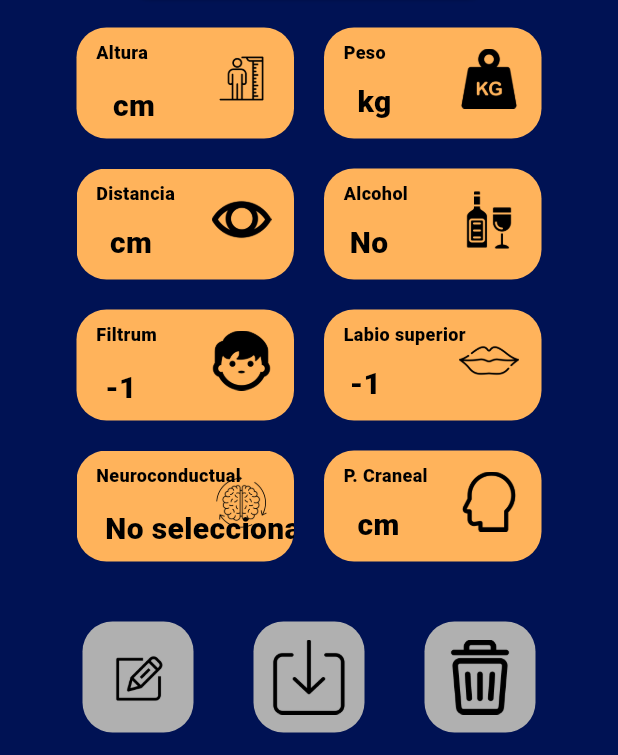
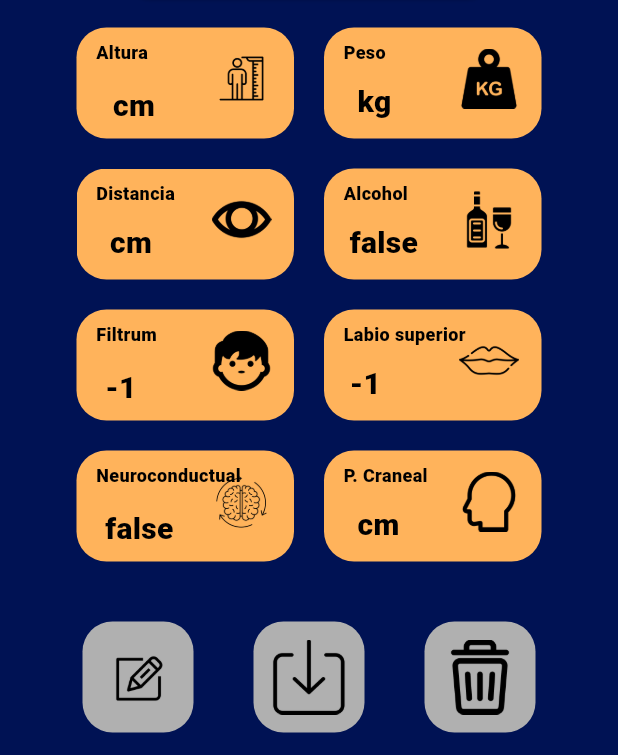
Before and after one commit to irenetrrs/teaf_app, a Flutter app: the ResumenUI screen opened directly, on a phone screen of 412 x 824 dp, the part 481-1236 px from its top. Run offline on Flutter 3.47's test engine with Material 3 defaults, Android fonts, the phone set to English and light mode, and no system bars; our stand-ins replace shared_preferences; accounts and stored records are empty; Roboto replaces fonts that are missing (Font Awesome 5 Free, Inter).

Commit message:
Revert "dominios conseguido"
This reverts commit 47f123626f3084102cf987caafb6e48ed5e029d0.

```diff
--- a/lib/resumen_ui.dart
+++ b/lib/resumen_ui.dart
@@ -6,28 +6,15 @@ import 'sign_ui.dart';
 
 class SharedPreferencesHelper {
   //dominios - 0 1 2
-  static Future<String> getDominiosButtonState() async {
+  static Future<bool> getDominiosButtonState() async {
     SharedPreferences prefs = await SharedPreferences.getInstance();
-    int selectedIndex = prefs.getInt('preguntaDominios-selectedIndex') ?? -1;
-
-    switch (selectedIndex) {
-      case 0:
-        return '0';
-      case 1:
-        return '1';
-      case 2:
-        return '≥ 2';
-      default:
-        return 'No seleccionado';
-    }
+    return prefs.getBool('preguntaDominios-boton0') ?? false;
   }
 
   //alcohol - si no
-  static Future<String> getAlcoholButtonState() async {
+  static Future<bool> getAlcoholButtonState() async {
     SharedPreferences prefs = await SharedPreferences.getInstance();
-    bool savedBotonSi = prefs.getBool('preguntaAlcohol-botonSi') ?? false;
-
-    return savedBotonSi ? 'Sí' : 'No';
+    return prefs.getBool('preguntaAlcohol-botonSi') ?? false;
   }
 
   //peso
@@ -493,7 +480,7 @@ class ResumenUI extends StatelessWidget {
                         Positioned(
                           left: 17,
                           top: 37,
-                          child: FutureBuilder<String>(
+                          child: FutureBuilder<bool>(
                             future:
                                 SharedPreferencesHelper.getAlcoholButtonState(),
                             builder: (context, snapshot) {
@@ -504,7 +491,7 @@ class ResumenUI extends StatelessWidget {
                                 return Text('Error obteniendo la información');
                               } else {
                                 return Text(
-                                  snapshot.data ?? 'N/A',
+                                  '${snapshot.data ?? 'N/A'}',
                                   style: TextStyle(
                                     color: Colors.black,
                                     fontSize: 20,
@@ -768,7 +755,7 @@ class ResumenUI extends StatelessWidget {
                         Positioned(
                           left: 19,
                           top: 40,
-                          child: FutureBuilder<String>(
+                          child: FutureBuilder<bool>(
                             future: SharedPreferencesHelper
                                 .getDominiosButtonState(),
                             builder: (context, snapshot) {
@@ -779,7 +766,7 @@ class ResumenUI extends StatelessWidget {
                                 return Text('Error obteniendo la información');
                               } else {
                                 return Text(
-                                  snapshot.data ?? 'N/A',
+                                  '${snapshot.data ?? 'N/A'}',
                                   style: TextStyle(
                                     color: Colors.black,
                                     fontSize: 20,
```
Also changed, not shown: lib/analisis2_ui.dart (+9 -8 lines), lib/analisis5_ui.dart (+7 -19 lines).
